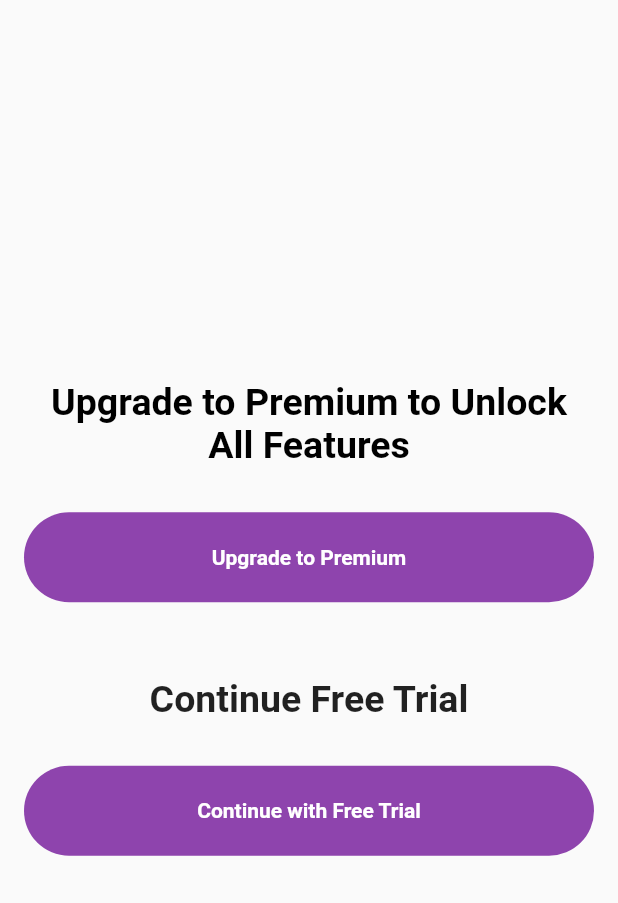
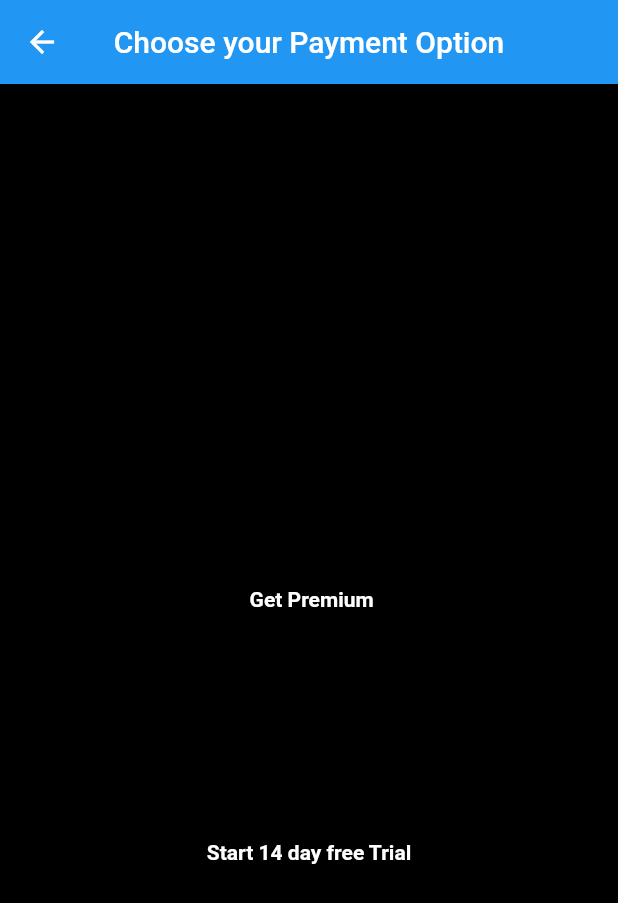
Before and after one commit to hngx-org/paper-reviewer-app, a Flutter app: the PaymentScreen screen opened directly, on a phone screen of 412 x 824 dp. Shown: the top 903 px of the screen. Run offline on Flutter 3.47's test engine with Material 2 defaults, Android fonts, the phone set to English and light mode, and no system bars; our stand-ins replace animated_text_kit, flutter_chat_types, flutter_chat_ui, font_awesome_flutter, shared_preferences; missing offline and left inert: hng_authentication, in_app_payment; accounts and stored records are empty.

Commit message:
implemented payment package

```diff
--- a/lib/screens/payment_screen/payment.dart
+++ b/lib/screens/payment_screen/payment.dart
@@ -8,6 +8,11 @@ class PaymentScreen extends StatelessWidget {
   Widget build(BuildContext context) {
     return SafeArea(
       child: Scaffold(
+        backgroundColor: ProjectColors.black,
+        appBar: AppBar(
+          title:Text("Choose your Payment Option"),
+          centerTitle: true,
+        ),
         body: Center(
           child: Padding(
             padding: const EdgeInsets.all(16.0),
@@ -30,7 +35,7 @@ class PaymentScreen extends StatelessWidget {
                   onPressed: () {
                     Navigator.pushNamed(context, AppRoutes.paymentMehod);
                   },
-                  color: ProjectColors.deepPurple,
+                  color: ProjectColors.black,
                   elevation: 0,
                   minWidth: double.infinity,
                   shape: RoundedRectangleBorder(
@@ -38,7 +43,7 @@ class PaymentScreen extends StatelessWidget {
                   ),
                   height: 60,
                   child: const Text(
-                    "Upgrade to Premium",
+                    " Get Premium",
                     style: TextStyle(
                       fontWeight: FontWeight.bold,
                       color: ProjectColors.white,
@@ -49,9 +54,11 @@ class PaymentScreen extends StatelessWidget {
                   height: 50,
                 ),
                 const Text(
-                  'Continue Free Trial',
+                  'Basic',
                   textAlign: TextAlign.center,
-                  style: TextStyle(fontSize: 25, fontWeight: FontWeight.bold),
+                  style: TextStyle(fontSize: 25, fontWeight: FontWeight.bold,
+                  color: ProjectColors.black
+                  ),
                 ),
                 const SizedBox(
                   height: 30,
@@ -60,7 +67,7 @@ class PaymentScreen extends StatelessWidget {
                   onPressed: () {
                     Navigator.pushNamed(context, AppRoutes.register);
                   },
-                  color: ProjectColors.deepPurple,
+                  color: ProjectColors.black,
                   minWidth: double.infinity,
                   elevation: 0,
                   shape: RoundedRectangleBorder(
@@ -68,7 +75,7 @@ class PaymentScreen extends StatelessWidget {
                   ),
                   height: 60,
                   child: const Text(
-                    "Continue with Free Trial",
+                    "Start 14 day free Trial",
                     style: TextStyle(
                       fontWeight: FontWeight.bold,
                       color: ProjectColors.white,
--- a/lib/screens/payment_screen/payment_method.dart
+++ b/lib/screens/payment_screen/payment_method.dart
@@ -274,7 +274,7 @@ class _PaymentMehodScreenState extends State<PaymentMehodScreen> {
               ),
               MaterialButton(
                 onPressed: () {
-                  Navigator.pushNamed(context, AppRoutes.register);
+                 // Navigator.pushNamed(context, AppRoutes.register);
                 },
                 color: ProjectColors.deepPurple,
                 minWidth: double.infinity,
--- a/pubspec.yaml
+++ b/pubspec.yaml
@@ -14,7 +14,7 @@ dependencies:
     sdk: flutter
   flutter_chat_ui: ^1.6.9
   font_awesome_flutter: ^10.5.0
-
+  in_app_payment: ^0.0.1
   cupertino_icons: ^1.0.2
   http: ^1.1.0
   shared_preferences: ^2.2.1
```
Also changed, not shown: lib/screens/payment_screen/payment_hng.dart (added, +55 -0 lines), lib/widgets/custom_payment_option_container.dart (added), pubspec.lock.
